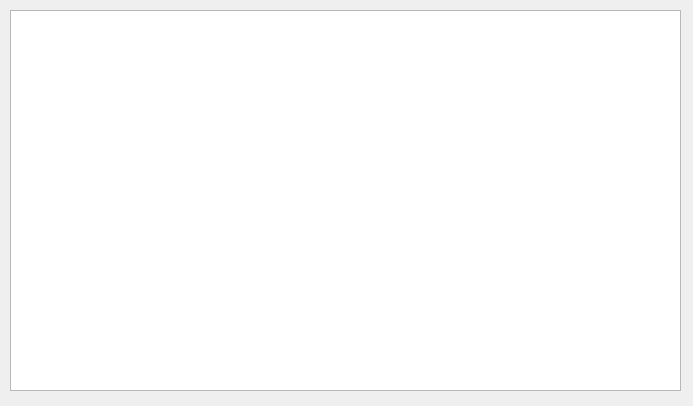
This is ui/widgets/DatabaseTab.ui in daqt/daqt as Qt 5 draws it before an edit. The edited form follows.
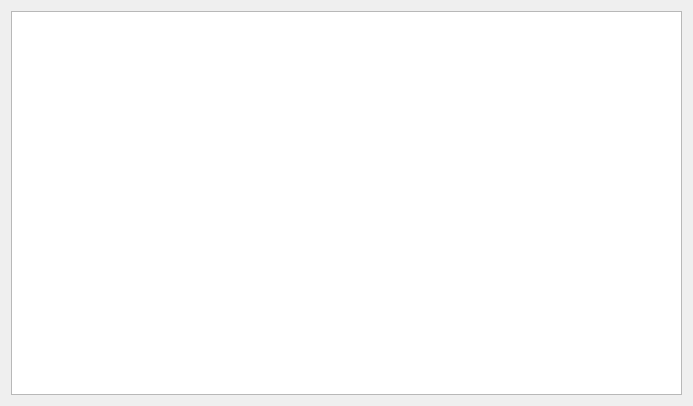
This is the edited form.

Commit message: Renamed SavedDatabases to SavedConnections and added layout

Patch:
```diff
--- a/ui/widgets/DatabaseTab.ui
+++ b/ui/widgets/DatabaseTab.ui
@@ -13,16 +13,11 @@
   <property name="windowTitle">
    <string>Form</string>
   </property>
-  <widget class="QListWidget" name="listDatabases">
-   <property name="geometry">
-    <rect>
-     <x>10</x>
-     <y>10</y>
-     <width>671</width>
-     <height>381</height>
-    </rect>
-   </property>
-  </widget>
+  <layout class="QGridLayout" name="gridLayout">
+   <item row="0" column="0">
+    <widget class="QListWidget" name="listDatabases"/>
+   </item>
+  </layout>
  </widget>
  <resources/>
  <connections/>
```
The commit also changes 8 other files.
